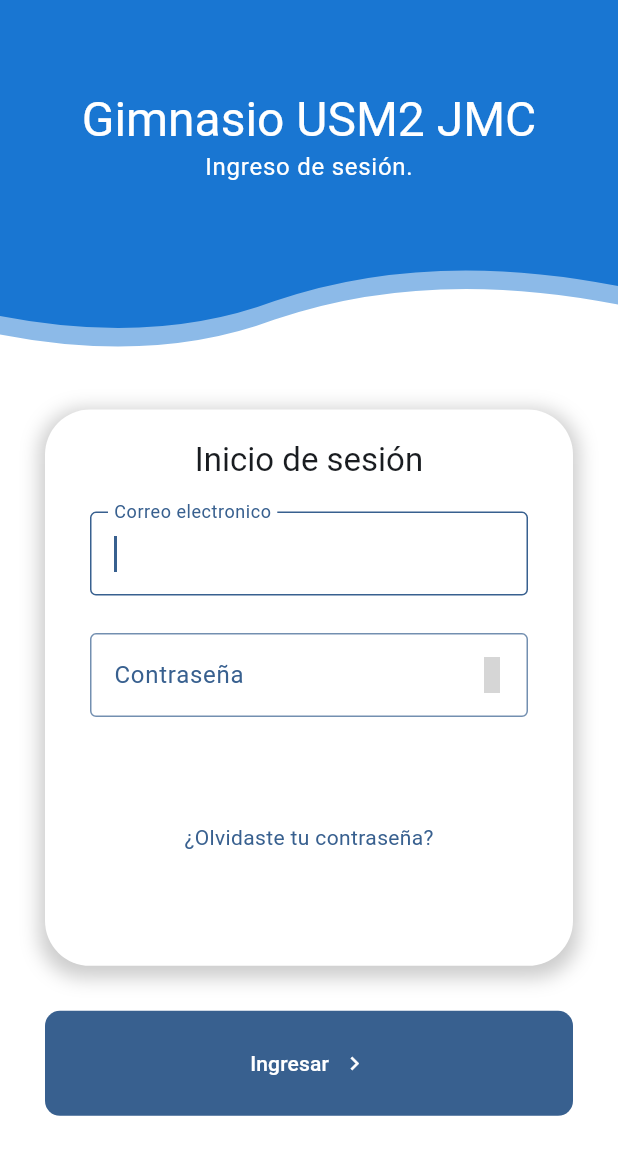
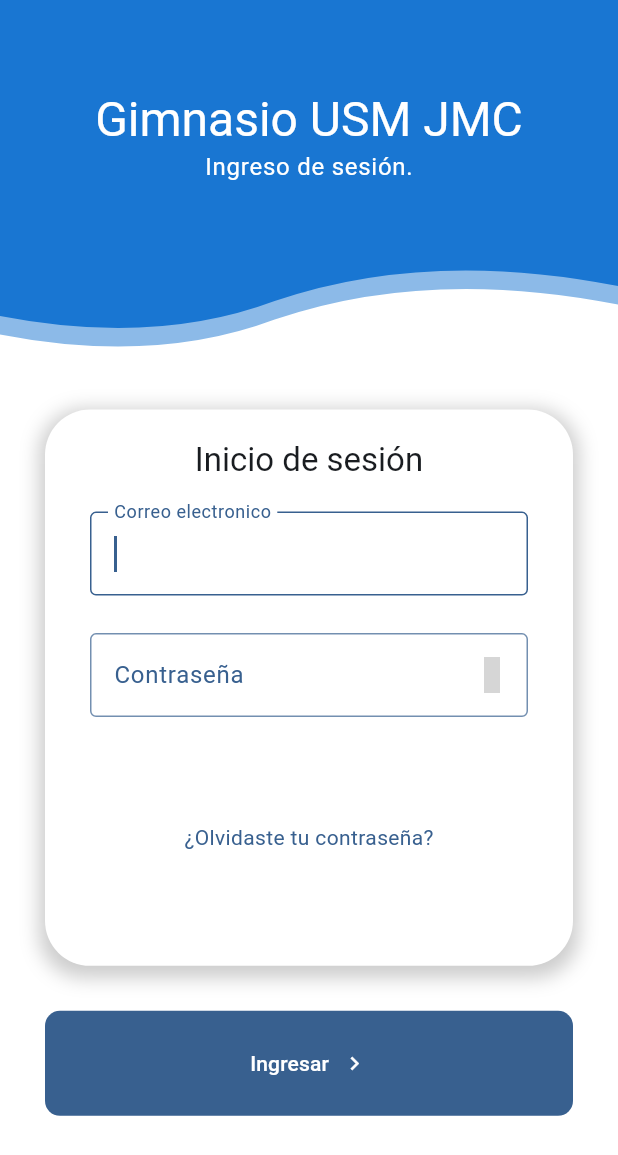
Before and after one commit to nattohd/gimnasio_app, a Flutter app: the screen it shows after launch, on a phone screen of 412 x 824 dp. Shown: the top 1155 px of the screen. Run offline on Flutter 3.47's test engine with Material 2 defaults, Android fonts, the phone set to English and light mode, and no system bars; our stand-ins replace flutter_custom_clippers, go_router, material_design_icons_flutter; grey boxes are pictures that could not be loaded.

Commit message:
Rollback test merges

```diff
--- a/lib/src/screens/user/widgets/header_login.dart
+++ b/lib/src/screens/user/widgets/header_login.dart
@@ -41,7 +41,7 @@ class HeaderLogin extends StatelessWidget {
                 child: Column(
                   children: [
                     Text(
-                      'Gimnasio USM2 JMC',
+                      'Gimnasio USM JMC',
                       style: textStyle.headlineLarge,
                     ),
                     Text(
```
